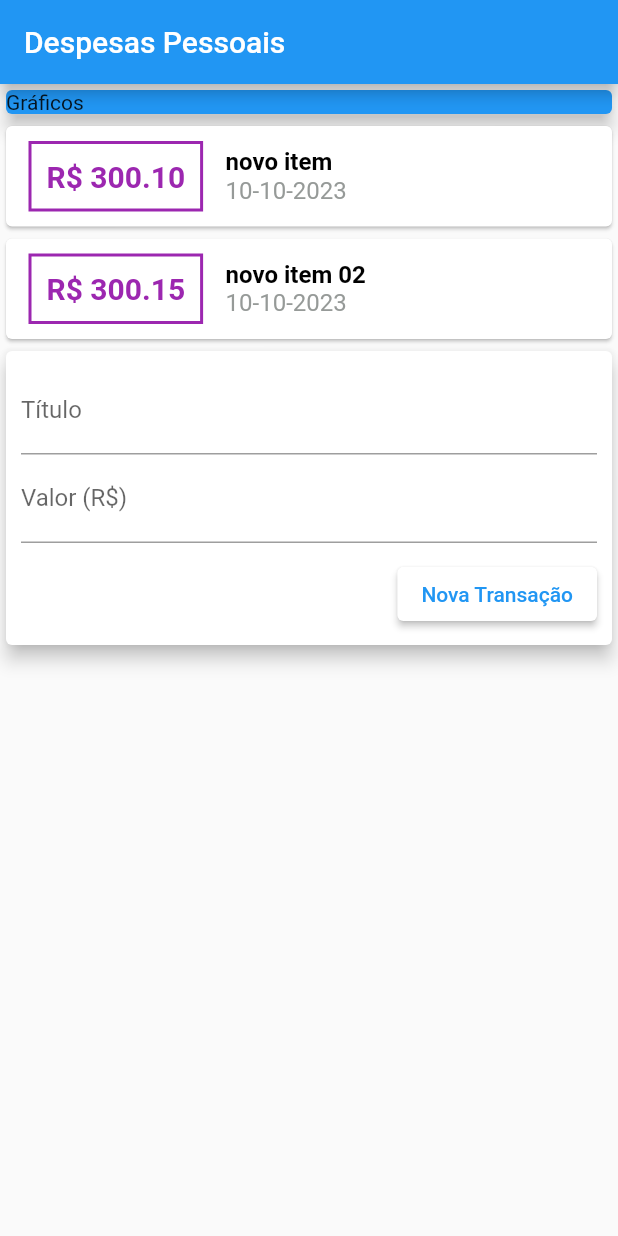
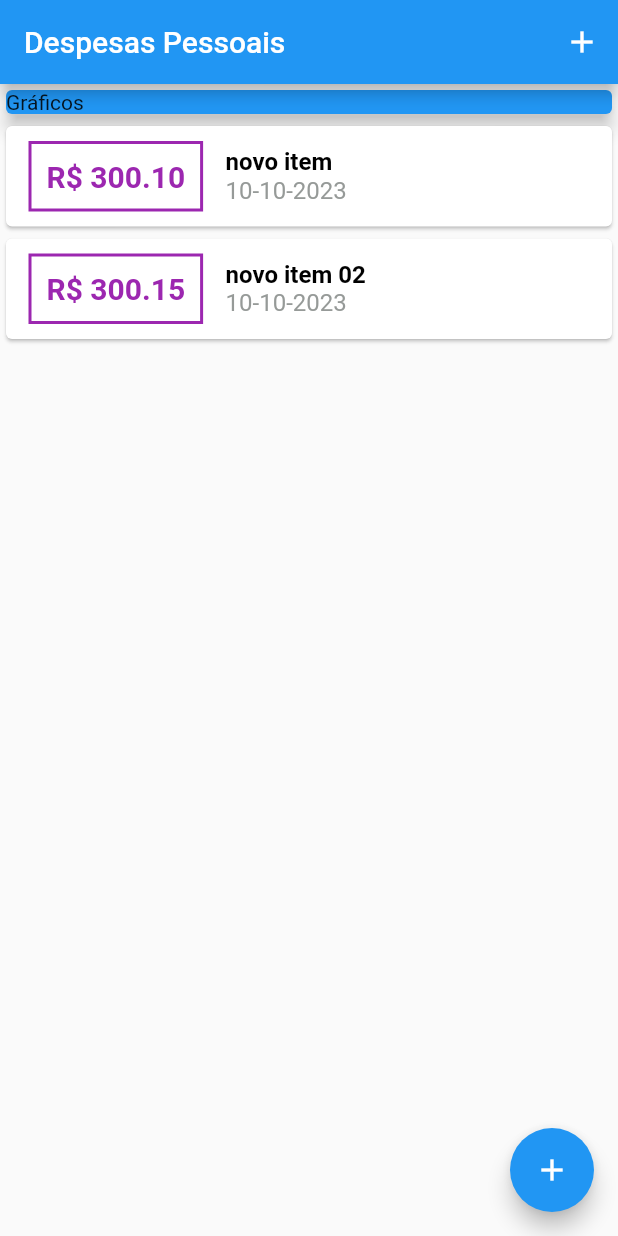
Before and after one commit to Roni-Blive/expenses, a Flutter app: the screen it shows after launch, on a phone screen of 412 x 824 dp. Run offline on Flutter 3.47's test engine with Material 2 defaults, Android fonts, the phone set to English and light mode, and no system bars.

Commit message:
Refatorando main.dart, criando novos componentes, adicionando transacao, criando modal

```diff
--- /dev/null
+++ b/lib/components/transations_list.dart
@@ -0,0 +1,67 @@
+import 'package:flutter/material.dart';
+import '../models/transaction.dart';
+import 'package:intl/intl.dart';
+
+class TransactionList extends StatelessWidget {
+  const TransactionList(this.transactions, {super.key});
+
+  final List<Transaction> transactions;
+
+  @override
+  Widget build(BuildContext context) {
+    return SizedBox(
+      height: 600,
+      child: ListView.builder(
+          itemCount: transactions.length,
+          itemBuilder: (ctx, index) {
+            final tr = transactions[index];
+            return Card(
+              child: Row(
+                children: [
+                  Container(
+                    margin: const EdgeInsets.symmetric(
+                      horizontal: 15,
+                      vertical: 10,
+                    ),
+                    decoration: BoxDecoration(
+                        border: Border.all(
+                      color: Colors.purple,
+                      width: 2,
+                    )),
+                    padding: const EdgeInsets.all(10),
+                    child: Text(
+                      "R\$ ${tr.value.toStringAsFixed(2)}",
+                      style: const TextStyle(
+                        fontWeight: FontWeight.bold,
+                        fontSize: 20,
+                        color: Colors.purple,
+                      ),
+                    ),
+                  ),
+                  Column(
+                    crossAxisAlignment: CrossAxisAlignment.start,
+                    children: [
+                      Text(
+                        tr.title,
+                        style: const TextStyle(
+                          fontSize: 16,
+                          fontWeight: FontWeight.bold,
+                          color: Colors.black,
+                        ),
+                      ),
+                      Text(
+                        DateFormat("dd-MM-y").format(tr.date),
+                        style: const TextStyle(
+                          fontSize: 16,
+                          color: Color.fromARGB(255, 150, 154, 152),
+                        ),
+                      ),
+                    ],
+                  ),
+                ],
+              ),
+            );
+          }),
+    );
+  }
+}
--- a/lib/main.dart
+++ b/lib/main.dart
@@ -1,6 +1,10 @@
+import 'dart:math';
+
+import 'package:expenses/components/transaciton_form.dart';
+import 'package:expenses/components/transaction_user.dart';
+import 'package:expenses/components/transations_list.dart';
 import 'package:expenses/models/transaction.dart';
 import 'package:flutter/material.dart';
-import 'package:intl/intl.dart';
 
 void main() {
   runApp(const ExpensesApp());
@@ -17,8 +21,21 @@ class ExpensesApp extends StatelessWidget {
   }
 }
 
-class MyHomePage extends StatelessWidget {
+class MyHomePage extends StatefulWidget {
   MyHomePage({super.key});
+
+  @override
+  State<MyHomePage> createState() => _MyHomePageState();
+}
+
+class _MyHomePageState extends State<MyHomePage> {
+  _openTransactionFormModal(BuildContext ctx) {
+    showModalBottomSheet(
+        context: ctx,
+        builder: (_) {
+          return TransactionForm(_addTransaction);
+        });
+  }
 
   final _transactions = [
     Transaction(
@@ -32,16 +49,38 @@ class MyHomePage extends StatelessWidget {
       title: "novo item 02",
       value: 300.15,
       date: DateTime.now(),
-    )
+    ),
   ];
+
+  void _addTransaction(String title, double value) {
+    final newTrasaction = Transaction(
+      id: Random().nextInt(1000).toString(),
+      title: title,
+      value: value,
+      date: DateTime.now(),
+    );
+
+    setState(() {
+      _transactions.add(newTrasaction);
+    });
+
+    Navigator.of(context).pop();
+  }
 
   @override
   Widget build(BuildContext context) {
     return Scaffold(
       appBar: AppBar(
         title: const Text("Despesas Pessoais"),
+        actions: [
+          IconButton(
+            onPressed: () => _openTransactionFormModal(context),
+            icon: const Icon(Icons.add),
+          )
+        ],
       ),
-      body: Column(
+      body: SingleChildScrollView(
+        child: Column(
           crossAxisAlignment: CrossAxisAlignment.stretch,
           children: <Widget>[
             const SizedBox(
@@ -52,89 +91,13 @@ class MyHomePage extends StatelessWidget {
                 child: Text("Gráficos"),
               ),
             ),
-          Column(
-            children: _transactions.map((tr) {
-              return Card(
-                child: Row(
-                  children: [
-                    Container(
-                      margin: const EdgeInsets.symmetric(
-                        horizontal: 15,
-                        vertical: 10,
-                      ),
-                      decoration: BoxDecoration(
-                          border: Border.all(
-                        color: Colors.purple,
-                        width: 2,
-                      )),
-                      padding: const EdgeInsets.all(10),
-                      child: Text(
-                        "R\$ ${tr.value.toStringAsFixed(2)}",
-                        style: const TextStyle(
-                          fontWeight: FontWeight.bold,
-                          fontSize: 20,
-                          color: Colors.purple,
-                        ),
-                      ),
-                    ),
-                    Column(
-                      crossAxisAlignment: CrossAxisAlignment.start,
-                      children: [
-                        Text(
-                          tr.title,
-                          style: const TextStyle(
-                            fontSize: 16,
-                            fontWeight: FontWeight.bold,
-                            color: Colors.black,
-                          ),
-                        ),
-                        Text(
-                          DateFormat("dd-MM-y").format(tr.date),
-                          style: const TextStyle(
-                            fontSize: 16,
-                            color: Color.fromARGB(255, 150, 154, 152),
-                          ),
-                        ),
-                      ],
-                    ),
-                  ],
-                ),
-              );
-            }).toList(),
-          ),
-          Card(
-            elevation: 5,
-            child: Padding(
-              padding: EdgeInsets.all(10),
-              child: Column(
-                children: [
-                  const TextField(
-                    decoration: InputDecoration(labelText: "Título"),
-                  ),
-                  const TextField(
-                    decoration: InputDecoration(labelText: "Valor (R\$)"),
-                  ),
-                  Row(
-                    mainAxisAlignment: MainAxisAlignment.end,
-                    children: [
-                      Padding(
-                        padding: const EdgeInsets.fromLTRB(0, 10, 0, 0),
-                        child: ElevatedButton(
-                          onPressed: () {},
-                          style: const ButtonStyle(
-                            backgroundColor:
-                                MaterialStatePropertyAll(Colors.white),
-                          ),
-                          child: const Text("Nova Transação", style: TextStyle(color: Colors.blue),),
-                        ),
-                      ),
-                    ],
-                  ),
+            TransactionList(_transactions),
           ],
         ),
       ),
-          )
-        ],
+      floatingActionButton: FloatingActionButton(
+        onPressed: () => _openTransactionFormModal(context),
+        child: const Icon(Icons.add),
       ),
     );
   }
```
Also changed, not shown: lib/components/transaciton_form.dart (added, +76 -0 lines), lib/components/transaction_user.dart (added), pubspec.lock. Lines whose indentation alone changed are shown as unchanged.
